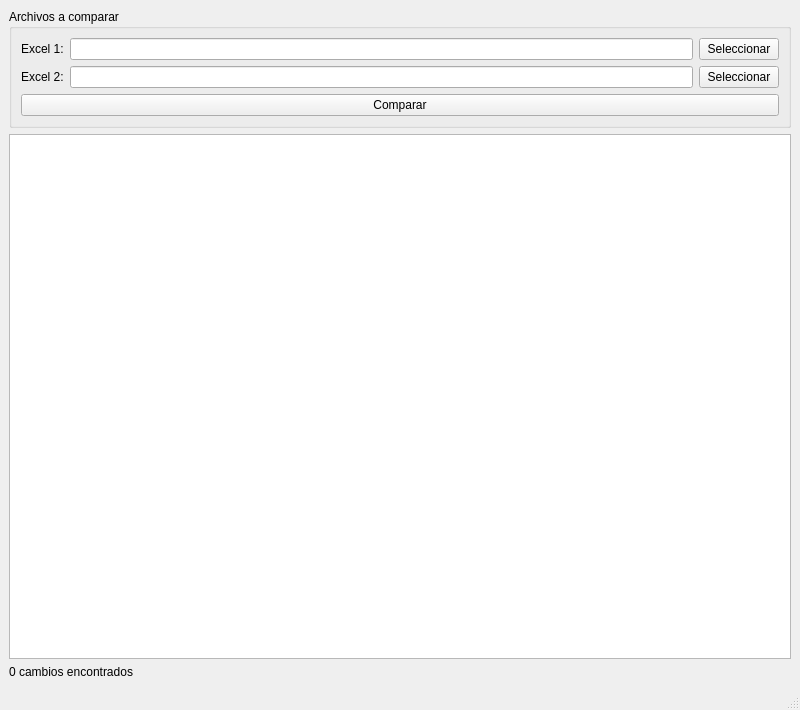
Qt form src/ui/main_window.ui (CristinaCG/ComparadorExcel) before a commit.
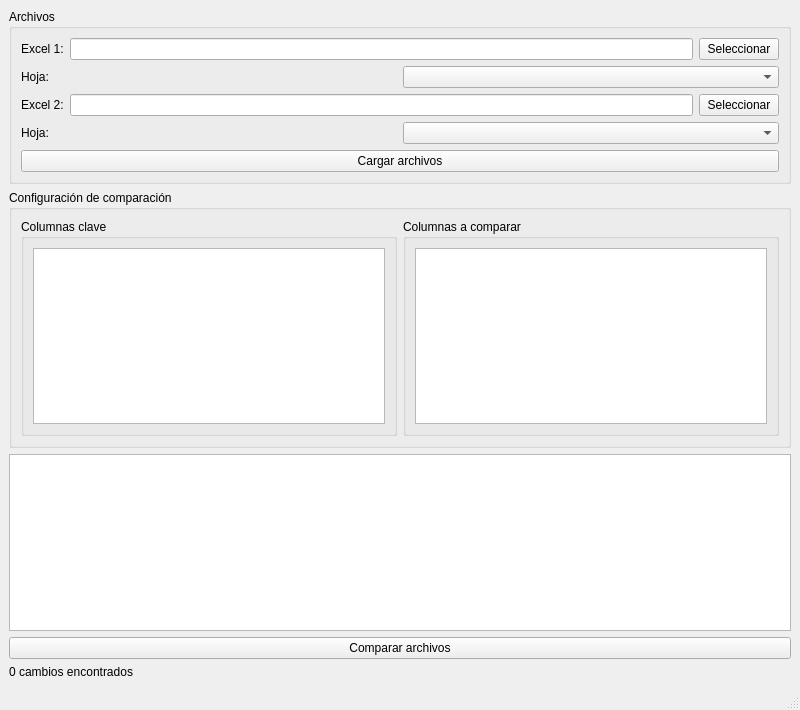
The same form after that commit.

Commit message: feat: cambios en la interfaz

```diff
--- a/src/ui/main_window.ui
+++ b/src/ui/main_window.ui
@@ -26,11 +26,9 @@
      <height>0</height>
     </size>
    </property>
-   <layout class="QHBoxLayout" name="horizontalLayout_3">
+   <layout class="QVBoxLayout" name="verticalLayout_2">
     <item>
-     <layout class="QVBoxLayout" name="verticalLayout_4">
-      <item>
-       <widget class="QGroupBox" name="groupBox">
+     <widget class="QGroupBox" name="groupBoxArchivos">
         <property name="minimumSize">
          <size>
           <width>0</width>
@@ -38,12 +36,10 @@
          </size>
         </property>
         <property name="title">
-         <string>Archivos a comparar</string>
-        </property>
-        <layout class="QVBoxLayout" name="verticalLayout_3">
-         <item>
-          <layout class="QVBoxLayout" name="verticalLayout_2">
-           <item>
+       <string>Archivos</string>
+      </property>
+      <layout class="QGridLayout" name="gridLayout">
+       <item row="0" column="0">
             <layout class="QVBoxLayout" name="verticalLayout">
              <item>
               <layout class="QHBoxLayout" name="horizontalLayout_2">
@@ -66,6 +62,20 @@
                </item>
               </layout>
              </item>
+         <item>
+          <layout class="QHBoxLayout" name="horizontalLayout_4">
+           <item>
+            <widget class="QLabel" name="labelHoja1">
+             <property name="text">
+              <string>Hoja:</string>
+             </property>
+            </widget>
+           </item>
+           <item>
+            <widget class="QComboBox" name="comboBoxHoja1"/>
+           </item>
+          </layout>
+         </item>
              <item>
               <layout class="QHBoxLayout" name="horizontalLayout">
                <item>
@@ -87,12 +97,24 @@
                </item>
               </layout>
              </item>
+         <item>
+          <layout class="QHBoxLayout" name="horizontalLayout_5">
+           <item>
+            <widget class="QLabel" name="labelHoja2">
+             <property name="text">
+              <string>Hoja:</string>
+             </property>
+            </widget>
+           </item>
+           <item>
+            <widget class="QComboBox" name="comboBoxHoja2"/>
+           </item>
             </layout>
            </item>
            <item>
-            <widget class="QPushButton" name="pushButtonComparar">
+          <widget class="QPushButton" name="pushButtonCargar">
              <property name="text">
-              <string>Comparar</string>
+            <string>Cargar archivos</string>
              </property>
             </widget>
            </item>
@@ -101,6 +123,50 @@
         </layout>
        </widget>
       </item>
+    <item>
+     <widget class="QGroupBox" name="groupBoxConfiguracion">
+      <property name="title">
+       <string>Configuración de comparación</string>
+      </property>
+      <layout class="QHBoxLayout" name="horizontalLayout_6">
+       <item>
+        <widget class="QGroupBox" name="groupBoxClave">
+         <property name="title">
+          <string>Columnas clave</string>
+         </property>
+         <layout class="QHBoxLayout" name="horizontalLayout_7">
+          <item>
+           <widget class="QListWidget" name="listaColumnasClave">
+            <property name="selectionMode">
+             <enum>QAbstractItemView::SelectionMode::MultiSelection</enum>
+            </property>
+           </widget>
+          </item>
+         </layout>
+        </widget>
+       </item>
+       <item>
+        <widget class="QGroupBox" name="groupBoxColumnasComparar">
+         <property name="title">
+          <string>Columnas a comparar</string>
+         </property>
+         <layout class="QHBoxLayout" name="horizontalLayout_8">
+          <item>
+           <widget class="QListWidget" name="listaColumnasComparar">
+            <property name="selectionMode">
+             <enum>QAbstractItemView::SelectionMode::MultiSelection</enum>
+            </property>
+           </widget>
+          </item>
+         </layout>
+        </widget>
+       </item>
+       <item>
+        <layout class="QHBoxLayout" name="horizontalLayout_3"/>
+       </item>
+      </layout>
+     </widget>
+    </item>
       <item>
        <widget class="QTableView" name="tableViewCambios">
         <attribute name="horizontalHeaderStretchLastSection">
@@ -111,14 +177,19 @@
         </attribute>
        </widget>
       </item>
+    <item>
+     <widget class="QPushButton" name="pushButtonComparar">
+      <property name="text">
+       <string>Comparar archivos</string>
+      </property>
+     </widget>
+    </item>
       <item>
        <widget class="QLabel" name="label">
         <property name="text">
          <string>0 cambios encontrados</string>
         </property>
        </widget>
-      </item>
-     </layout>
     </item>
    </layout>
   </widget>
```
Lines whose indentation alone changed are shown as unchanged. The commit also changes 4 other files.
